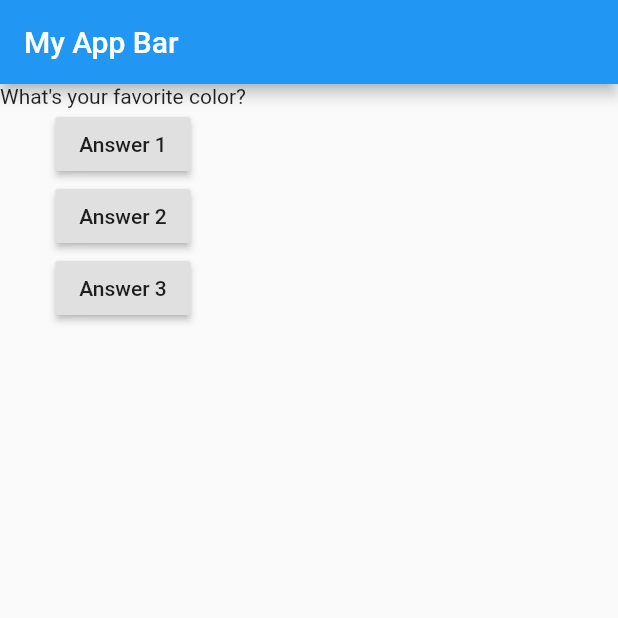
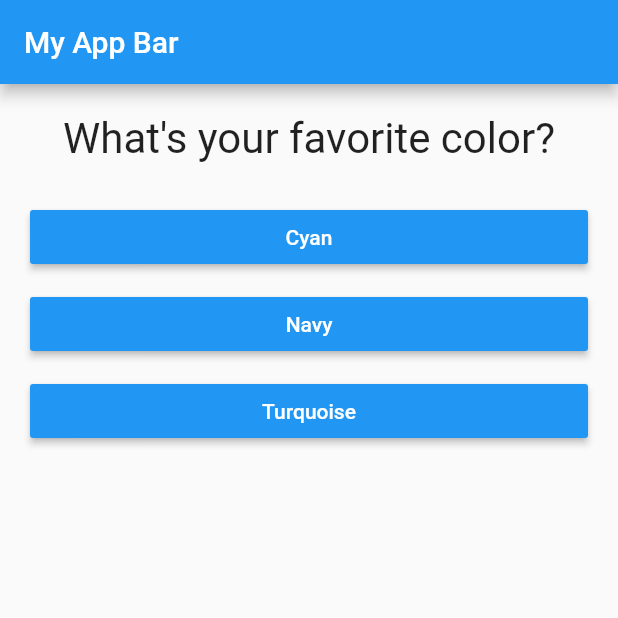
Before and after one commit to hawkeng/flutter-learning, a Flutter app: the screen it shows after launch, on a phone screen of 412 x 824 dp, the top half of it. Run offline on Flutter 3.47's test engine with Material 2 defaults, Android fonts, the phone set to English and light mode, and no system bars.

Commit message:
Add question and answer widgets. Improved code

```diff
--- a/quiz_app/lib/main.dart
+++ b/quiz_app/lib/main.dart
@@ -1,4 +1,7 @@
 import 'package:flutter/material.dart';
+
+import './question.dart';
+import './answer.dart';
 
 void main() => runApp(MyApp());
 
@@ -10,7 +13,16 @@ class MyApp extends StatefulWidget {
 class _MyAppState extends State<MyApp> {
   var _questionIndex = 0;
 
-  final questions = ["What's your favorite color?", "What's PI's value?"];
+  static const questions = [
+    {
+      'text': 'What\'s your favorite color?',
+      'answers': ['Cyan', 'Navy', 'Turquoise'],
+    },
+    {
+      'text': 'What\'s PI\'s value?',
+      'answers': ['3.1416', '42', '11'],
+    },
+  ];
 
   void handlePress() {
     setState(() {
@@ -23,25 +35,22 @@ class _MyAppState extends State<MyApp> {
     return MaterialApp(
       home: Scaffold(
         appBar: AppBar(
-          title: Text("My App Bar"),
+          title: Text('My App Bar'),
         ),
-        body: Column(
-          children: <Widget>[
-            Text(questions[_questionIndex]),
-            RaisedButton(
-              child: Text("Answer 1"),
-              onPressed: handlePress,
-            ),
-            RaisedButton(
-              child: Text("Answer 2"),
-              onPressed: handlePress,
-            ),
-            RaisedButton(
-              child: Text("Answer 3"),
-              onPressed: handlePress,
-            )
-          ],
-        ),
+        body: _questionIndex < questions.length
+            ? Column(
+                children: <Widget>[
+                  Question(questions[_questionIndex]['text']),
+                  ...(questions[_questionIndex]['answers'] as List<String>)
+                      .map((answer) => Answer(
+                            text: answer,
+                            onPressed: handlePress,
+                          )),
+                ],
+              )
+            : Center(
+                child: Text("You are done!"),
+              ),
       ),
     );
   }
```
